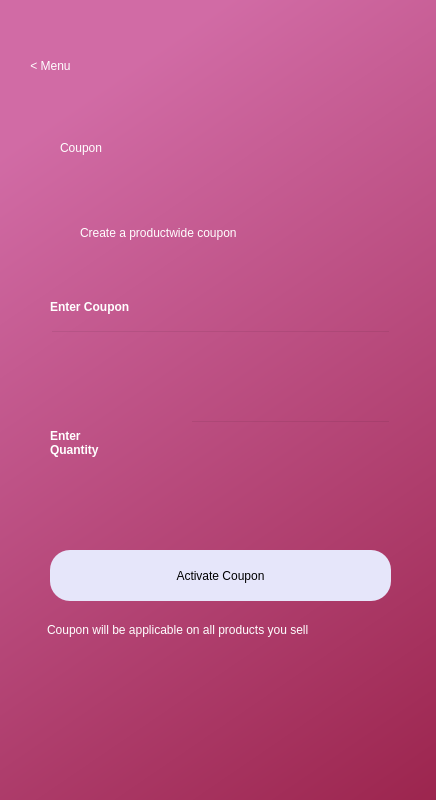
Before: the Qt Designer form createcoupon.ui in AnshulS853/Coursework-Improved, drawn with Qt 5.
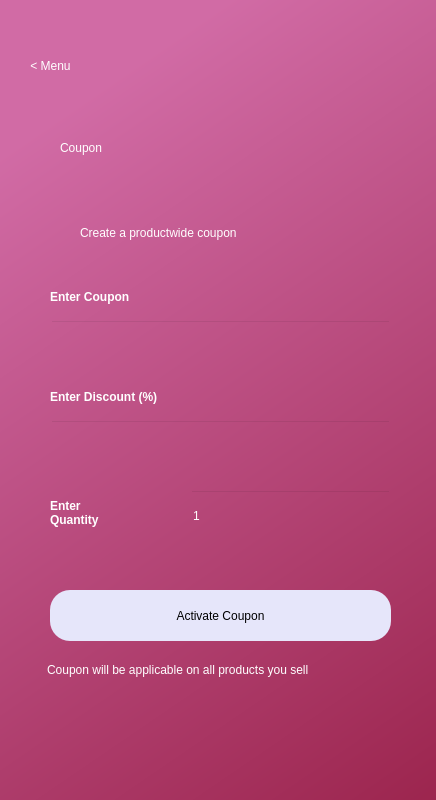
After: the same form once the commit is applied.

```diff
--- a/createcoupon.ui
+++ b/createcoupon.ui
@@ -74,7 +74,7 @@
     <property name="geometry">
      <rect>
       <x>50</x>
-      <y>550</y>
+      <y>590</y>
       <width>341</width>
       <height>51</height>
      </rect>
@@ -92,7 +92,7 @@
     <property name="geometry">
      <rect>
       <x>50</x>
-      <y>330</y>
+      <y>320</y>
       <width>341</width>
       <height>51</height>
      </rect>
@@ -107,7 +107,7 @@
     <property name="geometry">
      <rect>
       <x>190</x>
-      <y>420</y>
+      <y>490</y>
       <width>201</width>
       <height>51</height>
      </rect>
@@ -117,12 +117,15 @@
 font: 12pt &quot;MS Shell Dlg 2&quot;;
 color:rgb(255, 255, 255);</string>
     </property>
+    <property name="text">
+     <string>1</string>
+    </property>
    </widget>
    <widget class="QLabel" name="error">
     <property name="geometry">
      <rect>
       <x>60</x>
-      <y>522</y>
+      <y>560</y>
       <width>331</width>
       <height>20</height>
      </rect>
@@ -155,7 +158,7 @@
     <property name="geometry">
      <rect>
       <x>50</x>
-      <y>290</y>
+      <y>280</y>
       <width>184</width>
       <height>33</height>
      </rect>
@@ -172,7 +175,7 @@
     <property name="geometry">
      <rect>
       <x>50</x>
-      <y>410</y>
+      <y>480</y>
       <width>117</width>
       <height>66</height>
      </rect>
@@ -190,7 +193,7 @@
     <property name="geometry">
      <rect>
       <x>47</x>
-      <y>620</y>
+      <y>660</y>
       <width>350</width>
       <height>19</height>
      </rect>
@@ -202,6 +205,38 @@
      <string>Coupon will be applicable on all products you sell</string>
     </property>
    </widget>
+   <widget class="QLabel" name="label_19">
+    <property name="geometry">
+     <rect>
+      <x>50</x>
+      <y>380</y>
+      <width>263</width>
+      <height>33</height>
+     </rect>
+    </property>
+    <property name="styleSheet">
+     <string notr="true">font: 20pt &quot;MS Shell Dlg 2&quot;;color:rgb(255, 255, 255);
+font-weight: bold;</string>
+    </property>
+    <property name="text">
+     <string>Enter Discount (%)</string>
+    </property>
+   </widget>
+   <widget class="QLineEdit" name="discountfield">
+    <property name="geometry">
+     <rect>
+      <x>50</x>
+      <y>420</y>
+      <width>341</width>
+      <height>51</height>
+     </rect>
+    </property>
+    <property name="styleSheet">
+     <string notr="true">background-color:rgba(0,0,0,0);
+font: 12pt &quot;MS Shell Dlg 2&quot;;
+color:rgb(255, 255, 255);</string>
+    </property>
+   </widget>
   </widget>
  </widget>
  <tabstops>
```
